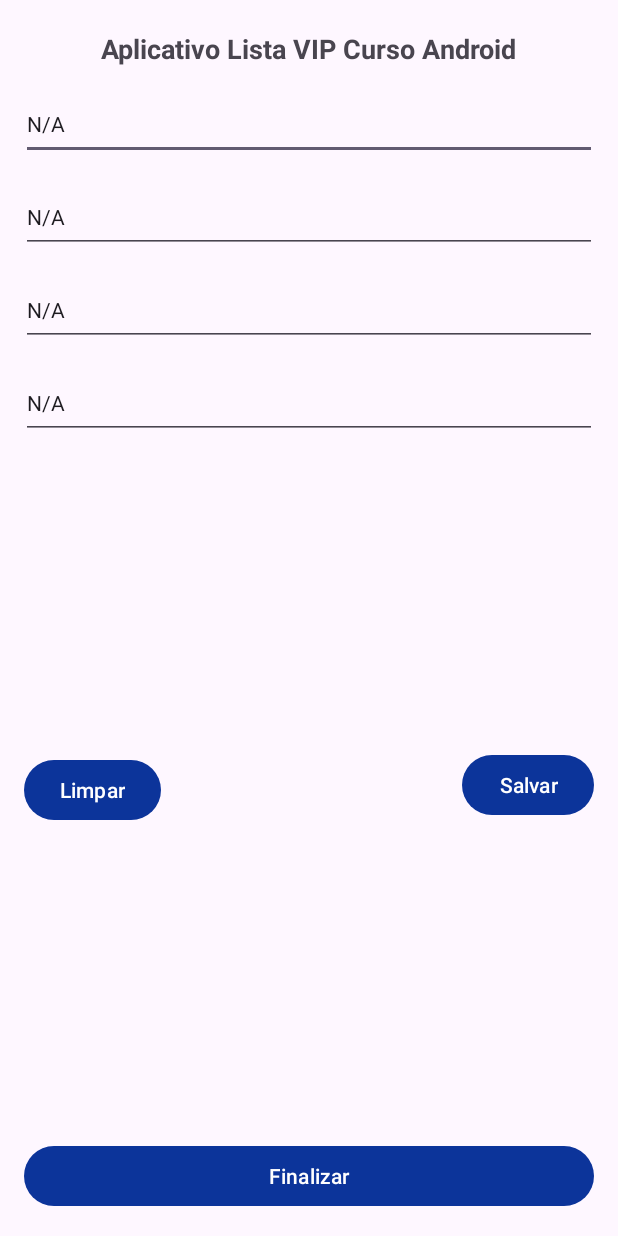
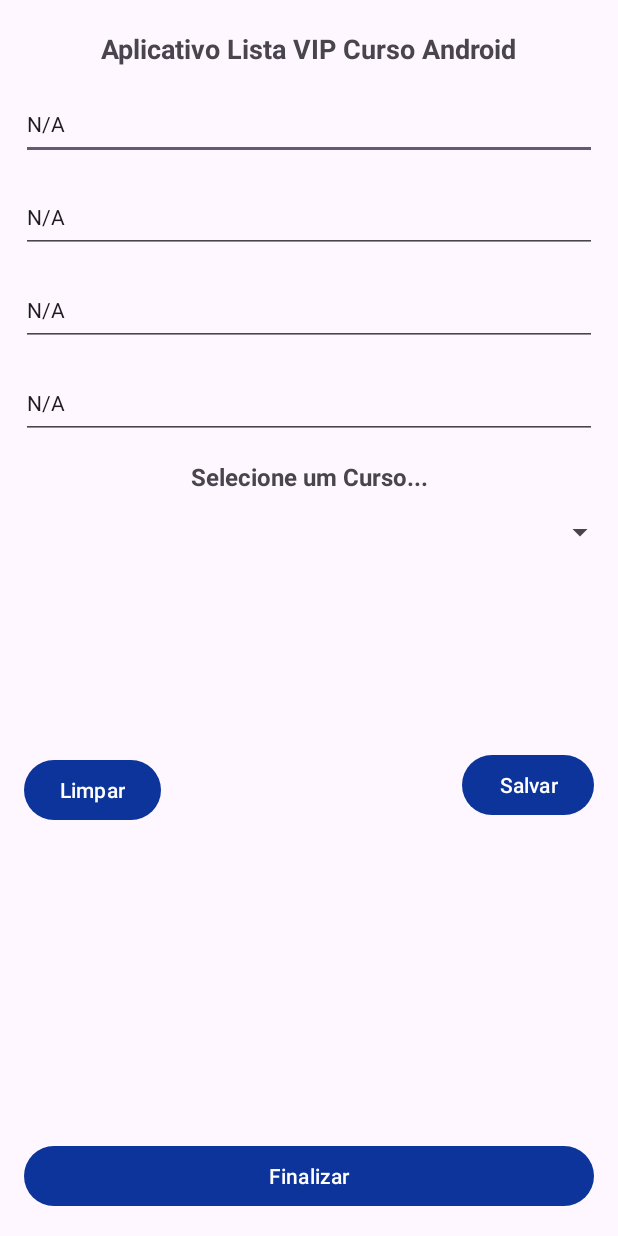
Before and after one commit to DevEderGularte/app-lista-curso-android, an Android app: the screen it shows after launch (MainActivity), on a phone screen of 412 x 824 dp. Run offline under Robolectric (Android 15) with nearby library versions, the phone set to English and light mode, and no system bars.

Commit message:
App Lista Curso Android Component Spinner Layout

```diff
--- a/app/src/main/res/layout/activity_main.xml
+++ b/app/src/main/res/layout/activity_main.xml
@@ -108,4 +108,27 @@
         app:layout_constraintVertical_bias="1.0"
         tools:layout_editor_absoluteX="16dp" />
 
+    <TextView
+        android:id="@+id/txtSpinner"
+        android:layout_width="wrap_content"
+        android:layout_height="wrap_content"
+        android:layout_marginTop="14dp"
+        android:text="Selecione um Curso..."
+        android:textSize="16sp"
+        android:textStyle="bold"
+        app:layout_constraintEnd_toEndOf="parent"
+        app:layout_constraintStart_toStartOf="parent"
+        app:layout_constraintTop_toBottomOf="@+id/editTelefoneContato" />
+
+    <Spinner
+        android:id="@+id/spinner"
+        android:layout_width="409dp"
+        android:layout_height="wrap_content"
+        android:layout_marginStart="16dp"
+        android:layout_marginTop="14dp"
+        android:layout_marginEnd="16dp"
+        app:layout_constraintEnd_toEndOf="parent"
+        app:layout_constraintStart_toStartOf="parent"
+        app:layout_constraintTop_toBottomOf="@+id/txtSpinner" />
+
 </androidx.constraintlayout.widget.ConstraintLayout>
```
